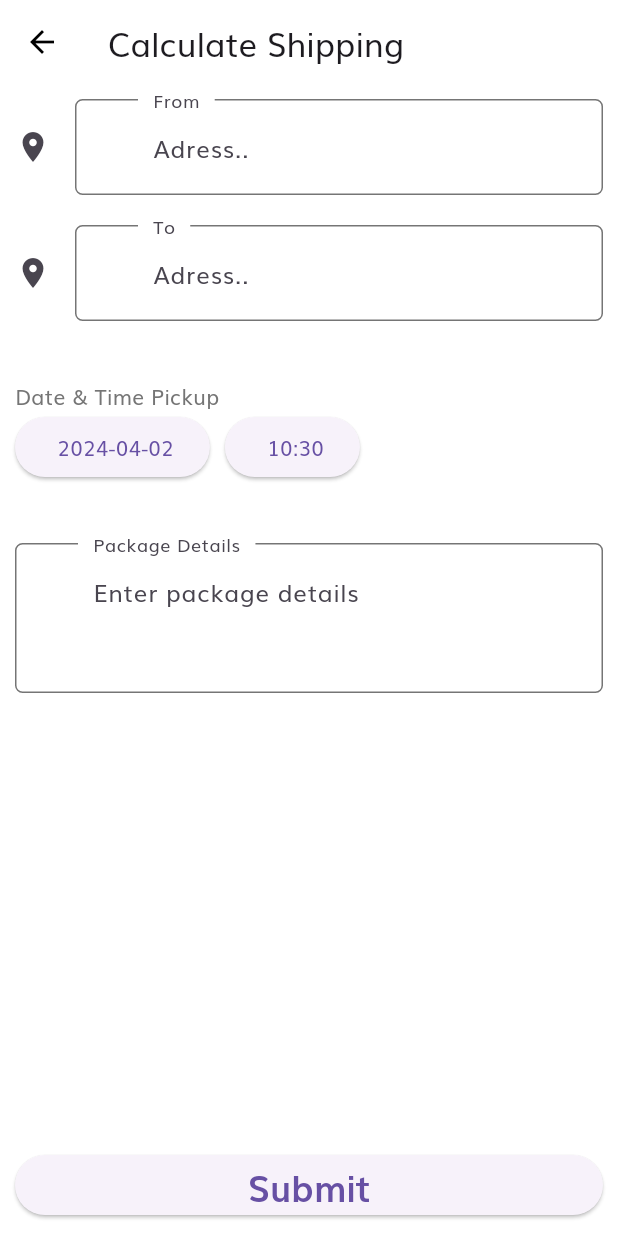
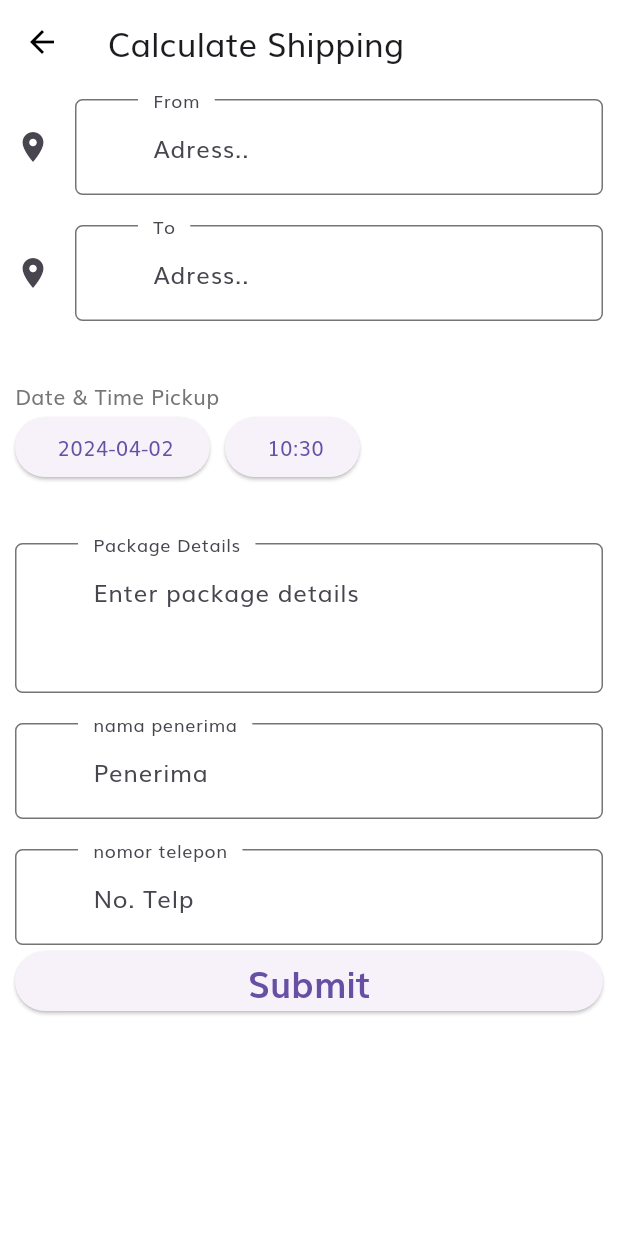
Before and after one commit to admiral-gunter/sima-pengiriman-mobile, a Flutter app: the DeliveryInstantScreen screen opened by its route, on a phone screen of 412 x 824 dp. Run offline on Flutter 3.47's test engine with Material 3 defaults, Android fonts, the phone set to English and light mode, and no system bars; our stand-ins replace audioplayers, cloud_firestore, firebase_core, firebase_database, flutter_svg, geolocator and 6 more; missing offline and left inert: auto_size_text_field, flutter_background, flutter_background_service, flutter_polyline_points, mobile_scanner; accounts and stored records are empty.

Commit message:
<update> ui

```diff
--- a/lib/screens/delivery_instant/components/delivery_form.dart
+++ b/lib/screens/delivery_instant/components/delivery_form.dart
@@ -35,7 +35,10 @@ class _DeliveryFormState extends State<DeliveryForm> {
 
   @override
   Widget build(BuildContext context) {
-    return Column(
+    return SizedBox(
+      height: 800,
+      child: SingleChildScrollView(
+        child: Column(
           mainAxisAlignment: MainAxisAlignment.spaceBetween,
           children: [
             Column(children: [
@@ -71,7 +74,8 @@ class _DeliveryFormState extends State<DeliveryForm> {
                   SizedBox(width: 10),
                   ElevatedButton(
                     onPressed: () => _selectTime(context),
-                child: Text(' ${selectedTime.toString().substring(10, 15)}'),
+                    child:
+                        Text(' ${selectedTime.toString().substring(10, 15)}'),
                   ),
                 ],
               ),
@@ -88,6 +92,24 @@ class _DeliveryFormState extends State<DeliveryForm> {
                   ),
                 ),
               ),
+              SizedBox(
+                height: 20,
+              ),
+              TextFormField(
+                decoration: InputDecoration(
+                  hintText: 'Penerima',
+                  labelText: 'nama penerima',
+                ),
+              ),
+              SizedBox(
+                height: 20,
+              ),
+              TextFormField(
+                decoration: InputDecoration(
+                  hintText: 'No. Telp',
+                  labelText: 'nomor telepon',
+                ),
+              ),
             ]),
             SizedBox(
                 width: double.infinity,
@@ -95,9 +117,12 @@ class _DeliveryFormState extends State<DeliveryForm> {
                     onPressed: () {},
                     child: Text(
                       'Submit',
-                  style: TextStyle(fontWeight: FontWeight.bold, fontSize: 24),
+                      style:
+                          TextStyle(fontWeight: FontWeight.bold, fontSize: 24),
                     )))
           ],
+        ),
+      ),
     );
   }
 }
--- a/lib/screens/delivery_instant/delivery_instant_screen.dart
+++ b/lib/screens/delivery_instant/delivery_instant_screen.dart
@@ -9,6 +9,7 @@ class DeliveryInstantScreen extends StatelessWidget {
   @override
   Widget build(BuildContext context) {
     return Scaffold(
+      resizeToAvoidBottomInset: false,
       appBar: AppBar(
         title: Text("Calculate Shipping"),
       ),
--- a/lib/screens/login_success/components/body.dart
+++ b/lib/screens/login_success/components/body.dart
@@ -2,6 +2,8 @@ import 'package:flutter/material.dart';
 import 'package:sima_pengiriman/components/default_button.dart';
 import 'package:sima_pengiriman/screens/menu/menu_screen.dart';
 import 'package:sima_pengiriman/size_config.dart';
+
+import '../../delivery_order_menu/delivery_order_menu.dart';
 
 class Body extends StatelessWidget {
   @override
@@ -28,7 +30,10 @@ class Body extends StatelessWidget {
           child: DefaultButton(
             text: "Back to home",
             press: () {
-              Navigator.pushReplacementNamed(context, MenuScreen.routeName);
+              Navigator.pushReplacementNamed(
+                  context, DeliverOrderMenu.routeName);
+
+              // Navigator.pushReplacementNamed(context, MenuScreen.routeName);
             },
           ),
         ),
```
Lines whose indentation alone changed are shown as unchanged.
